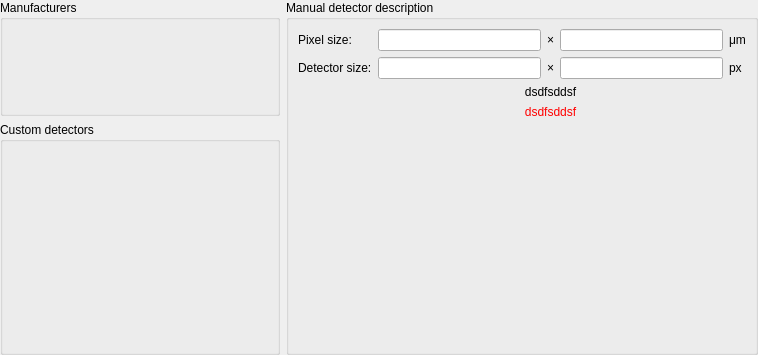
The window that src/pyFAI/resources/gui/detector-selection-drop.ui (silx-kit/pyFAI) describes before a commit, drawn with Qt 5.
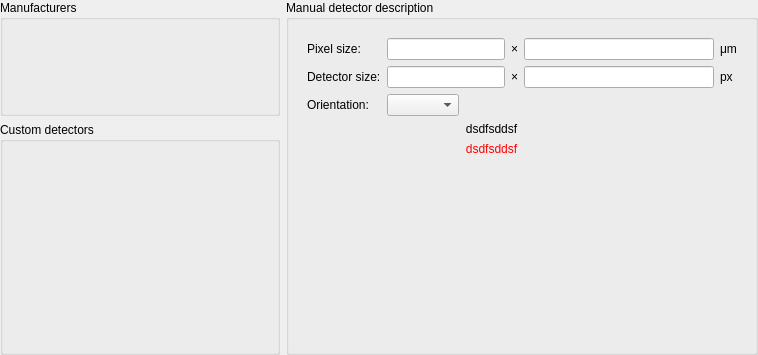
The same window after the commit. The open tabs and pages were chosen to show the change. Custom widgets are drawn as their Qt base class.

Commit message:
expose the orientation selection in the calibration GUI
WIP

What changed in the file:
```diff
--- a/src/pyFAI/resources/gui/detector-selection-drop.ui
+++ b/src/pyFAI/resources/gui/detector-selection-drop.ui
@@ -285,7 +285,7 @@
          <property name="title">
           <string>Manual detector description</string>
          </property>
-         <layout class="QVBoxLayout" name="verticalLayout_8" stretch="0,1">
+         <layout class="QVBoxLayout" name="verticalLayout_8" stretch="0">
           <item>
            <widget class="QWidget" name="widget_2" native="true">
             <property name="sizePolicy">
@@ -295,11 +295,18 @@
              </sizepolicy>
             </property>
             <layout class="QGridLayout" name="gridLayout_2">
-             <property name="margin">
-              <number>0</number>
-             </property>
-             <item row="0" column="2">
-              <widget class="QLabel" name="_energyUnit_3">
+             <item row="0" column="1" colspan="2">
+              <widget class="QuantityEdit" name="_pixelWidth">
+               <property name="text">
+                <string/>
+               </property>
+               <property name="alignment">
+                <set>Qt::AlignRight|Qt::AlignTrailing|Qt::AlignVCenter</set>
+               </property>
+              </widget>
+             </item>
+             <item row="0" column="5">
+              <widget class="QLabel" name="_energyUnit">
                <property name="sizePolicy">
                 <sizepolicy hsizetype="Fixed" vsizetype="Preferred">
                  <horstretch>0</horstretch>
@@ -307,11 +314,11 @@
                 </sizepolicy>
                </property>
                <property name="text">
-                <string>×</string>
+                <string>μm</string>
                </property>
               </widget>
              </item>
-             <item row="3" column="3">
+             <item row="1" column="4">
               <widget class="QuantityEdit" name="_detectorHeight">
                <property name="text">
                 <string/>
@@ -321,8 +328,8 @@
                </property>
               </widget>
              </item>
-             <item row="3" column="2">
-              <widget class="QLabel" name="_energyUnit_7">
+             <item row="0" column="3">
+              <widget class="QLabel" name="_energyUnit_3">
                <property name="sizePolicy">
                 <sizepolicy hsizetype="Fixed" vsizetype="Preferred">
                  <horstretch>0</horstretch>
@@ -334,32 +341,35 @@
                </property>
               </widget>
              </item>
-             <item row="3" column="4">
-              <widget class="QLabel" name="_energyUnit_8">
-               <property name="sizePolicy">
-                <sizepolicy hsizetype="Fixed" vsizetype="Preferred">
-                 <horstretch>0</horstretch>
-                 <verstretch>0</verstretch>
-                </sizepolicy>
-               </property>
+             <item row="1" column="1" colspan="2">
+              <widget class="QuantityEdit" name="_detectorWidth">
                <property name="text">
-                <string>px</string>
+                <string/>
                </property>
+               <property name="alignment">
+                <set>Qt::AlignRight|Qt::AlignTrailing|Qt::AlignVCenter</set>
+               </property>
               </widget>
              </item>
-             <item row="3" column="0">
-              <widget class="QLabel" name="_energyUnit_5">
-               <property name="sizePolicy">
-                <sizepolicy hsizetype="Fixed" vsizetype="Preferred">
-                 <horstretch>0</horstretch>
-                 <verstretch>0</verstretch>
-                </sizepolicy>
+             <item row="4" column="2" colspan="2">
+              <widget class="QLabel" name="_customError">
+               <property name="styleSheet">
+                <string notr="true">QLabel {color:red}</string>
                </property>
                <property name="text">
-                <string>Detector size:</string>
+                <string>dsdfsddsf</string>
                </property>
+               <property name="alignment">
+                <set>Qt::AlignCenter</set>
+               </property>
+               <property name="wordWrap">
+                <bool>true</bool>
+               </property>
               </widget>
              </item>
+             <item row="2" column="1">
+              <widget class="QComboBox" name="_detectorOrientation"/>
+             </item>
              <item row="0" column="0">
               <widget class="QLabel" name="_energyUnit_2">
                <property name="sizePolicy">
@@ -373,38 +383,57 @@
                </property>
               </widget>
              </item>
-             <item row="3" column="1">
-              <widget class="QuantityEdit" name="_detectorWidth">
+             <item row="2" column="4">
+              <widget class="QLabel" name="_orientationLabel">
+               <property name="sizePolicy">
+                <sizepolicy hsizetype="Fixed" vsizetype="Preferred">
+                 <horstretch>0</horstretch>
+                 <verstretch>0</verstretch>
+                </sizepolicy>
+               </property>
                <property name="text">
                 <string/>
                </property>
-               <property name="alignment">
-                <set>Qt::AlignRight|Qt::AlignTrailing|Qt::AlignVCenter</set>
-               </property>
               </widget>
              </item>
-             <item row="0" column="3">
-              <widget class="QuantityEdit" name="_pixelHeight">
+             <item row="1" column="0">
+              <widget class="QLabel" name="_energyUnit_5">
+               <property name="sizePolicy">
+                <sizepolicy hsizetype="Fixed" vsizetype="Preferred">
+                 <horstretch>0</horstretch>
+                 <verstretch>0</verstretch>
+                </sizepolicy>
+               </property>
                <property name="text">
-                <string/>
+                <string>Detector size:</string>
                </property>
-               <property name="alignment">
-                <set>Qt::AlignRight|Qt::AlignTrailing|Qt::AlignVCenter</set>
-               </property>
               </widget>
              </item>
-             <item row="0" column="1">
-              <widget class="QuantityEdit" name="_pixelWidth">
-               <property name="text">
-                <string/>
+             <item row="2" column="0">
+              <widget class="QLabel" name="_energyUnit_6">
+               <property name="sizePolicy">
+                <sizepolicy hsizetype="Fixed" vsizetype="Preferred">
+                 <horstretch>0</horstretch>
+                 <verstretch>0</verstretch>
+                </sizepolicy>
                </property>
-               <property name="alignment">
-                <set>Qt::AlignRight|Qt::AlignTrailing|Qt::AlignVCenter</set>
+               <property name="text">
+                <string>Orientation:</string>
                </property>
               </widget>
              </item>
              <item row="0" column="4">
-              <widget class="QLabel" name="_energyUnit">
+              <widget class="QuantityEdit" name="_pixelHeight">
+               <property name="text">
+                <string/>
+               </property>
+               <property name="alignment">
+                <set>Qt::AlignRight|Qt::AlignTrailing|Qt::AlignVCenter</set>
+               </property>
+              </widget>
+             </item>
+             <item row="1" column="5">
+              <widget class="QLabel" name="_energyUnit_8">
                <property name="sizePolicy">
                 <sizepolicy hsizetype="Fixed" vsizetype="Preferred">
                  <horstretch>0</horstretch>
@@ -412,11 +441,24 @@
                 </sizepolicy>
                </property>
                <property name="text">
-                <string>μm</string>
+                <string>px</string>
                </property>
               </widget>
              </item>
-             <item row="4" column="1" colspan="3">
+             <item row="1" column="3">
+              <widget class="QLabel" name="_energyUnit_7">
+               <property name="sizePolicy">
+                <sizepolicy hsizetype="Fixed" vsizetype="Preferred">
+                 <horstretch>0</horstretch>
+                 <verstretch>0</verstretch>
+                </sizepolicy>
+               </property>
+               <property name="text">
+                <string>×</string>
+               </property>
+              </widget>
+             </item>
+             <item row="3" column="2" colspan="2">
               <widget class="QLabel" name="_customResult">
                <property name="styleSheet">
                 <string notr="true"/>
@@ -432,38 +474,22 @@
                </property>
               </widget>
              </item>
-             <item row="5" column="1" colspan="3">
-              <widget class="QLabel" name="_customError">
-               <property name="styleSheet">
-                <string notr="true">QLabel {color:red}</string>
+             <item row="5" column="2">
+              <spacer name="verticalSpacer">
+               <property name="orientation">
+                <enum>Qt::Vertical</enum>
                </property>
-               <property name="text">
-                <string>dsdfsddsf</string>
+               <property name="sizeHint" stdset="0">
+                <size>
+                 <width>20</width>
+                 <height>40</height>
+                </size>
                </property>
-               <property name="alignment">
-                <set>Qt::AlignCenter</set>
-               </property>
-               <property name="wordWrap">
-                <bool>true</bool>
-               </property>
-              </widget>
+              </spacer>
              </item>
             </layout>
            </widget>
           </item>
-          <item>
-           <spacer name="verticalSpacer_4">
-            <property name="orientation">
-             <enum>Qt::Vertical</enum>
-            </property>
-            <property name="sizeHint" stdset="0">
-             <size>
-              <width>20</width>
-              <height>40</height>
-             </size>
-            </property>
-           </spacer>
-          </item>
          </layout>
         </widget>
        </item>
```
Left out of the diff: 68 changed lines with no effect on the pictures. The commit also changes 6 other files.
